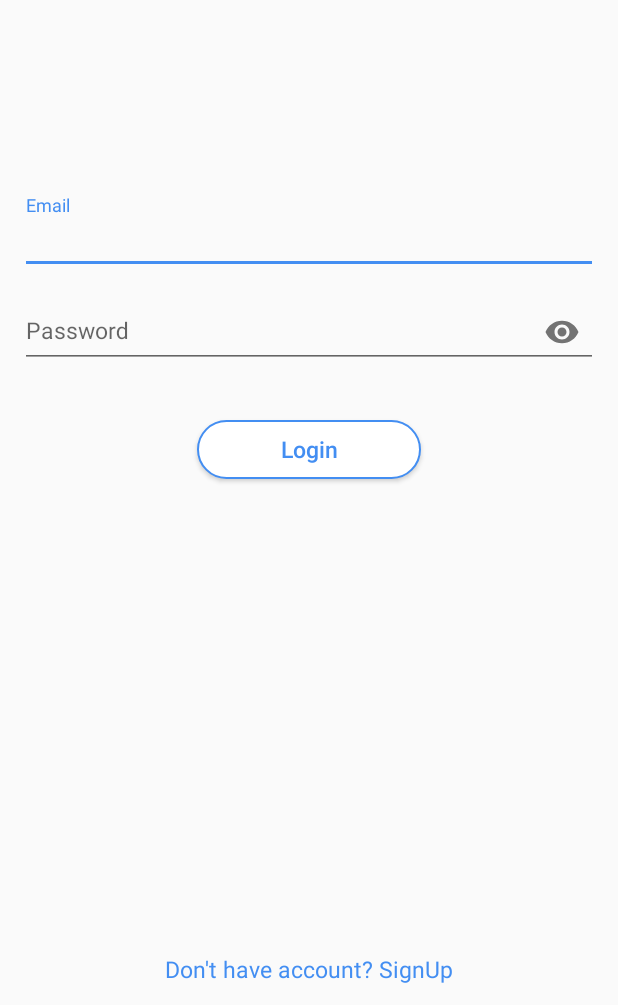
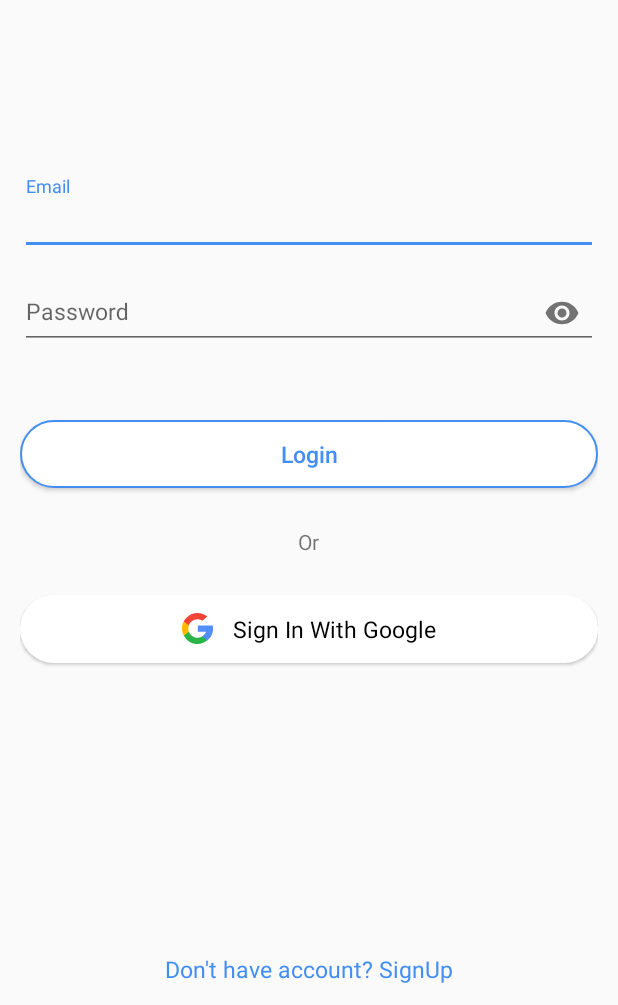
Before and after one commit to deepakmeett/Vehicle-Wash, an Android app: the screen it shows after launch (LoginActivity), on a phone screen of 412 x 824 dp, the part 231-1236 px from its top. Run offline under Robolectric (Android 15) with nearby library versions, the phone set to English and light mode, and no system bars; our stand-ins replace Firebase (no records; nobody signed in at launch, a user with empty details on screens opened directly), sdp/ssp sizes.

Commit message:
Sign in with Google done.

```diff
--- a/app/src/main/java/com/example/bikewash/Utility/Constants.java
+++ b/app/src/main/java/com/example/bikewash/Utility/Constants.java
@@ -8,6 +8,8 @@ public class Constants {
     public static final int EXTERNAL_STORAGE_REQUEST = 102;
     public static final int UPDATE_PROFILE_CODE = 103;
     public static final int FROM_SIGN_UP = 104;
+    public static final int RC_SIGN_IN = 105;
+
     //SharePref
     public static final String AUTH_TOKEN = "authToken";
     public static final String BEARER = "Bearer ";
--- /dev/null
+++ b/app/src/main/res/drawable/ic_google.xml
@@ -0,0 +1,18 @@
+<vector xmlns:android="http://schemas.android.com/apk/res/android"
+    android:width="14.65dp"
+    android:height="14.65dp"
+    android:viewportWidth="14.65"
+    android:viewportHeight="14.65">
+  <path
+      android:pathData="M3.247,8.853l-0.51,1.9 -1.864,0.039a7.338,7.338 0,0 1,-0.054 -6.84h0l1.659,0.3 0.727,1.649a4.372,4.372 0,0 0,0.041 2.943Z"
+      android:fillColor="#fbbb00"/>
+  <path
+      android:pathData="M14.522,5.957a7.323,7.323 0,0 1,-2.611 7.081h0l-2.09,-0.107 -0.3,-1.847a4.366,4.366 0,0 0,1.878 -2.229h-3.917v-2.9h7.036Z"
+      android:fillColor="#518ef8"/>
+  <path
+      android:pathData="M11.91,13.037h0a7.327,7.327 0,0 1,-11.038 -2.241l2.374,-1.943a4.356,4.356 0,0 0,6.278 2.23Z"
+      android:fillColor="#28b446"/>
+  <path
+      android:pathData="M12.001,1.686 L9.628,3.629A4.356,4.356 0,0 0,3.206 5.91L0.819,3.956h0a7.327,7.327 0,0 1,11.182 -2.27Z"
+      android:fillColor="#f14336"/>
+</vector>
--- /dev/null
+++ b/app/src/main/res/drawable/round_white_only.xml
@@ -0,0 +1,6 @@
+<?xml version="1.0" encoding="utf-8"?>
+<shape xmlns:android="http://schemas.android.com/apk/res/android"
+    android:shape="rectangle">
+    <corners android:radius="200dp"/>
+    <solid android:color="@android:color/white"/>
+</shape>
--- a/app/src/main/res/layout/activity_login.xml
+++ b/app/src/main/res/layout/activity_login.xml
@@ -1,6 +1,5 @@
 <?xml version="1.0" encoding="utf-8"?>
-<ScrollView
-    xmlns:android="http://schemas.android.com/apk/res/android"
+<ScrollView xmlns:android="http://schemas.android.com/apk/res/android"
     xmlns:app="http://schemas.android.com/apk/res-auto"
     xmlns:tools="http://schemas.android.com/tools"
     android:layout_width="match_parent"
@@ -28,9 +27,9 @@
             android:layout_width="match_parent"
             android:layout_height="wrap_content"
             android:layout_below="@+id/loginLogo"
-            android:layout_marginTop="@dimen/_100sdp"
-            android:theme="@style/textInputLayout"
-            android:hint="@string/email">
+            android:layout_marginTop="@dimen/_90sdp"
+            android:hint="@string/email"
+            android:theme="@style/textInputLayout">
 
             <com.google.android.material.textfield.TextInputEditText
                 android:id="@+id/loginEmail"
@@ -71,24 +70,59 @@
 
         <Button
             android:id="@+id/logLoginBtn"
-            android:layout_width="@dimen/_115sdp"
-            android:layout_height="@dimen/_30sdp"
+            android:layout_width="match_parent"
+            android:layout_height="@dimen/_35sdp"
             android:layout_below="@+id/logForgotPass"
             android:layout_centerHorizontal="true"
-            android:layout_marginTop="@dimen/_10sdp"
+            android:layout_marginTop="@dimen/_20sdp"
             android:background="@drawable/round_btn_pressed"
+            android:elevation="0dp"
             android:text="@string/login"
             android:textAllCaps="false"
             android:textColor="@drawable/button_text_color"
             android:textSize="@dimen/_12sdp"/>
 
+        <TextView
+            android:id="@+id/or"
+            android:layout_width="wrap_content"
+            android:layout_height="wrap_content"
+            android:layout_below="@id/logLoginBtn"
+            android:layout_centerHorizontal="true"
+            android:layout_margin="@dimen/_20sdp"
+            android:text="@string/or"/>
+
+        <LinearLayout
+            android:id="@+id/googleSignInButton"
+            android:layout_width="match_parent"
+            android:layout_height="@dimen/_35sdp"
+            android:layout_below="@+id/or"
+            android:background="@drawable/round_white_only"
+            android:elevation="@dimen/_1sdp"
+            android:gravity="center"
+            android:orientation="horizontal">
+
+            <ImageView
+                android:layout_width="@dimen/_16sdp"
+                android:layout_height="@dimen/_16sdp"
+                android:contentDescription="@string/image_desc"
+                android:src="@drawable/ic_google"/>
+
+            <TextView
+                android:layout_width="wrap_content"
+                android:layout_height="wrap_content"
+                android:layout_marginStart="@dimen/_10sdp"
+                android:text="@string/sign_in_with_google"
+                android:textColor="@color/black"
+                android:textSize="@dimen/_12sdp"/>
+        </LinearLayout>
+
         <RelativeLayout
             android:layout_width="match_parent"
             android:layout_height="match_parent"
-            android:layout_below="@+id/logForgotPass"
+            android:layout_below="@+id/googleSignInButton"
             android:layout_alignParentBottom="true"
-            android:paddingBottom="@dimen/_10sdp"
-            android:layout_marginTop="@dimen/_100sdp">
+            android:layout_marginTop="@dimen/_20sdp"
+            android:paddingBottom="@dimen/_10sdp">
 
             <TextView
                 android:id="@+id/loginNewSignUp"
--- a/app/src/main/res/layout/activity_sign_up.xml
+++ b/app/src/main/res/layout/activity_sign_up.xml
@@ -60,8 +60,8 @@
 
         <Button
             android:id="@+id/registerBtn"
-            android:layout_width="@dimen/_115sdp"
-            android:layout_height="@dimen/_30sdp"
+            android:layout_width="match_parent"
+            android:layout_height="@dimen/_35sdp"
             android:layout_below="@+id/registerPasswordTL"
             android:layout_centerHorizontal="true"
             android:layout_marginTop="@dimen/_22sdp"
--- a/app/src/main/res/values/strings.xml
+++ b/app/src/main/res/values/strings.xml
@@ -140,7 +140,7 @@
     <string name="task_should_have_30_letters">task name should have 30 letters</string>
     <string name="please_add_start_time">Please add start time</string>
     <string name="please_add_end_time">please add end time</string>
-    <string name="description_should_have_60_words">Description should have have 60 letters</string>
+    <string name="description_should_have_60_words">Description should have 60 letters</string>
     <string name="please_select_date">Please select date</string>
     <string name="not_getting_child_id">Not getting child id</string>
     <string name="no_task_assigned_to_you">No task assigned to you</string>
@@ -157,4 +157,6 @@
     <string name="designation">Designation</string>
     <string name="user_email">User email</string>
     <string name="update_profile">Update Profile</string>
+    <string name="or">Or</string>
+    <string name="sign_in_with_google">Sign In With Google</string>
 </resources>
```
Also changed, not shown: app/build.gradle (+10 -1 lines), app/src/main/java/com/example/bikewash/Activity/LoginActivity.java (+69 -22 lines), app/src/main/java/com/example/bikewash/Activity/SignUpActivity.java (+3 -13 lines).
